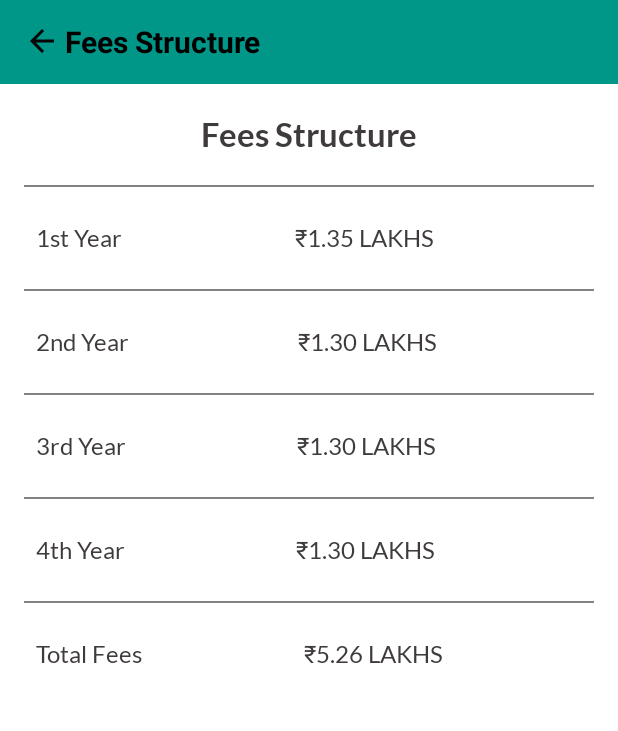
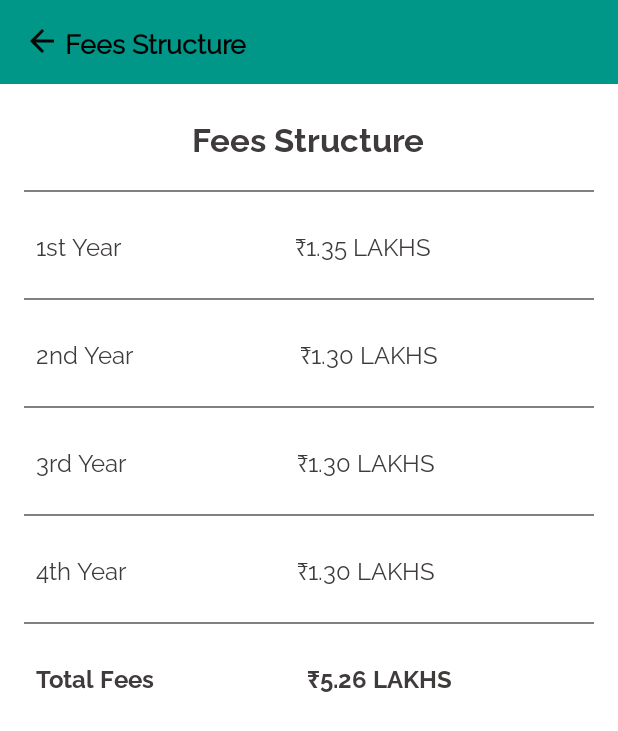
Before and after one commit to Chander-Shekhar-18/MSITian, an Android app: the screen it shows after launch (FeeStructure), after a tap on "Fees", on a phone screen of 412 x 824 dp. Shown: the top 731 px of the screen. Run offline under Robolectric (Android 15) with nearby library versions, the light colour scheme and no system bars; our stand-ins replace navigation-ui; libraries missing offline, so code that uses them is left out: com.smarteist.autoimageslider; 5 statements that could not run were skipped; 2 other taps on this screen came first.

Commit message:
first commit

```diff
--- a/app/src/main/res/layout/activity_fee_structure.xml
+++ b/app/src/main/res/layout/activity_fee_structure.xml
@@ -30,9 +30,10 @@
                 android:layout_width="wrap_content"
                 android:layout_height="wrap_content"
                 android:id="@+id/txtViewFeeTitle"
-                android:textSize="20sp"
+                android:textSize="18sp"
                 android:layout_gravity="center_vertical"
                 android:textColor="@color/black"
+                android:fontFamily="@font/regular"
                 android:layout_marginStart="3dp"
                 android:textStyle="bold"
                 />
@@ -54,11 +55,11 @@
             android:layout_width="wrap_content"
             android:layout_height="wrap_content"
             android:layout_centerHorizontal="true"
-            android:fontFamily="@font/latobold"
             android:layout_marginStart="20dp"
             android:layout_marginTop="20dp"
             android:layout_marginEnd="20dp"
             android:layout_marginBottom="20dp"
+            android:fontFamily="@font/bold"
             android:text="Fees Structure"
             android:textColor="@color/textColor"
             android:textSize="22sp" />
@@ -88,8 +89,8 @@
                 android:layout_width="wrap_content"
                 android:layout_height="wrap_content"
                 android:layout_margin="8dp"
-                android:fontFamily="@font/latoregular"
                 android:layout_weight="1"
+                android:fontFamily="@font/regular"
                 android:text="1st Year"
                 android:textColor="@color/textColor"
                 android:textSize="16sp" />
@@ -99,8 +100,8 @@
                 android:layout_height="wrap_content"
                 android:layout_margin="8dp"
                 android:layout_weight="1"
+                android:fontFamily="@font/regular"
                 android:text="₹1.35 LAKHS"
-                android:fontFamily="@font/latoregular"
                 android:textColor="@color/textColor"
                 android:textSize="16sp" />
         </LinearLayout>
@@ -121,7 +122,10 @@
             android:layout_width="match_parent"
             android:layout_height="wrap_content"
             android:layout_below="@+id/view2"
-            android:layout_margin="16dp"
+            android:layout_marginStart="16dp"
+            android:layout_marginTop="16dp"
+            android:layout_marginEnd="16dp"
+            android:layout_marginBottom="16dp"
             android:orientation="horizontal"
             android:weightSum="2">
 
@@ -130,8 +134,8 @@
                 android:layout_height="wrap_content"
                 android:layout_margin="8dp"
                 android:layout_weight="1"
+                android:fontFamily="@font/regular"
                 android:text="2nd Year"
-                android:fontFamily="@font/latoregular"
                 android:textColor="@color/textColor"
                 android:textSize="16sp" />
 
@@ -140,7 +144,7 @@
                 android:layout_height="wrap_content"
                 android:layout_margin="8dp"
                 android:layout_weight="1"
-                android:fontFamily="@font/latoregular"
+                android:fontFamily="@font/regular"
                 android:text="₹1.30 LAKHS"
                 android:textColor="@color/textColor"
                 android:textSize="16sp" />
@@ -172,7 +176,7 @@
                 android:layout_height="wrap_content"
                 android:layout_margin="8dp"
                 android:layout_weight="1"
-                android:fontFamily="@font/latoregular"
+                android:fontFamily="@font/regular"
                 android:text="3rd Year"
                 android:textColor="@color/textColor"
                 android:textSize="16sp" />
@@ -182,7 +186,7 @@
                 android:layout_height="wrap_content"
                 android:layout_margin="8dp"
                 android:layout_weight="1"
-                android:fontFamily="@font/latoregular"
+                android:fontFamily="@font/regular"
                 android:text="₹1.30 LAKHS"
                 android:textColor="@color/textColor"
                 android:textSize="16sp" />
@@ -213,7 +217,7 @@
                 android:layout_margin="8dp"
                 android:layout_weight="1"
                 android:text="4th Year"
-                android:fontFamily="@font/latoregular"
+                android:fontFamily="@font/regular"
                 android:textColor="@color/textColor"
                 android:textSize="16sp" />
 
@@ -221,7 +225,7 @@
                 android:layout_width="wrap_content"
                 android:layout_height="wrap_content"
                 android:layout_margin="8dp"
-                android:fontFamily="@font/latoregular"
+                android:fontFamily="@font/regular"
                 android:layout_weight="1"
                 android:text="₹1.30 LAKHS"
                 android:textColor="@color/textColor"
@@ -242,16 +246,19 @@
             android:layout_width="match_parent"
             android:layout_height="wrap_content"
             android:layout_below="@+id/view5"
-            android:layout_margin="16dp"
+            android:layout_marginStart="16dp"
+            android:layout_marginTop="16dp"
+            android:layout_marginEnd="16dp"
+            android:layout_marginBottom="16dp"
             android:orientation="horizontal"
             android:weightSum="2">
 
             <com.google.android.material.textview.MaterialTextView
                 android:layout_width="wrap_content"
                 android:layout_height="wrap_content"
-                android:fontFamily="@font/latoregular"
                 android:layout_margin="8dp"
                 android:layout_weight="1"
+                android:fontFamily="@font/bold"
                 android:text="Total Fees"
                 android:textColor="@color/textColor"
                 android:textSize="16sp" />
@@ -261,7 +268,7 @@
                 android:layout_height="wrap_content"
                 android:layout_margin="8dp"
                 android:layout_weight="1"
-                android:fontFamily="@font/latoregular"
+                android:fontFamily="@font/bold"
                 android:text="₹5.26 LAKHS"
                 android:textColor="@color/textColor"
                 android:textSize="16sp" />
--- a/app/src/main/res/layout/activity_placement.xml
+++ b/app/src/main/res/layout/activity_placement.xml
@@ -31,8 +31,9 @@
                 android:layout_width="wrap_content"
                 android:layout_height="wrap_content"
                 android:text="Placements"
-                android:textSize="20sp"
+                android:textSize="18sp"
                 android:textColor="@color/black"
+                android:fontFamily="@font/regular"
                 android:textStyle="bold"
                 android:layout_toEndOf="@+id/btnBackPlacement"
                 android:layout_centerVertical="true"
--- a/app/src/main/res/layout/ebook_item_layout.xml
+++ b/app/src/main/res/layout/ebook_item_layout.xml
@@ -24,7 +24,7 @@
             android:layout_width="match_parent"
             android:layout_height="wrap_content"
             android:layout_marginStart="@dimen/text_margin"
-            android:fontFamily="@string/regular"
+            android:fontFamily="@font/regular"
             android:text="Data Structutre using C"
             android:textColor="@color/textColor"
             android:textSize="15sp" />
```
Also changed, not shown: app/src/main/res/layout/activity_ebook.xml (+4 -3 lines), app/src/main/res/layout/activity_recruiter.xml (+39 -38 lines), app/src/main/res/layout/fragment_faculty.xml (+7 -7 lines), app/src/main/res/layout/fragment_gallery.xml (+5 -5 lines), app/src/main/res/layout/fragment_home.xml (+5 -5 lines), app/src/main/res/layout/new_layout_for_branch.xml (+9 -3 lines), app/src/main/res/layout/news_feed_item_layout.xml (+29 -27 lines).
